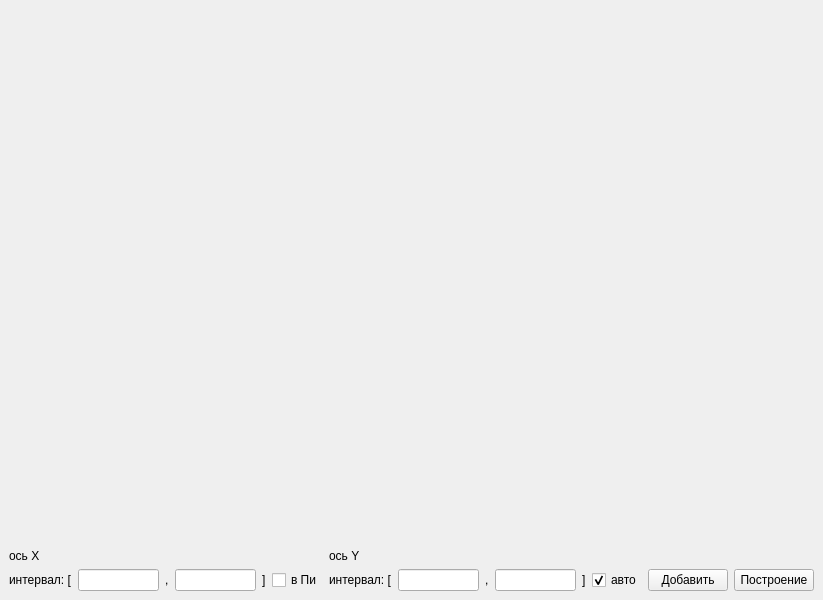
First picture: the form in mainwindow.ui, repository Helsing02/Graph-Builder, before the edit.
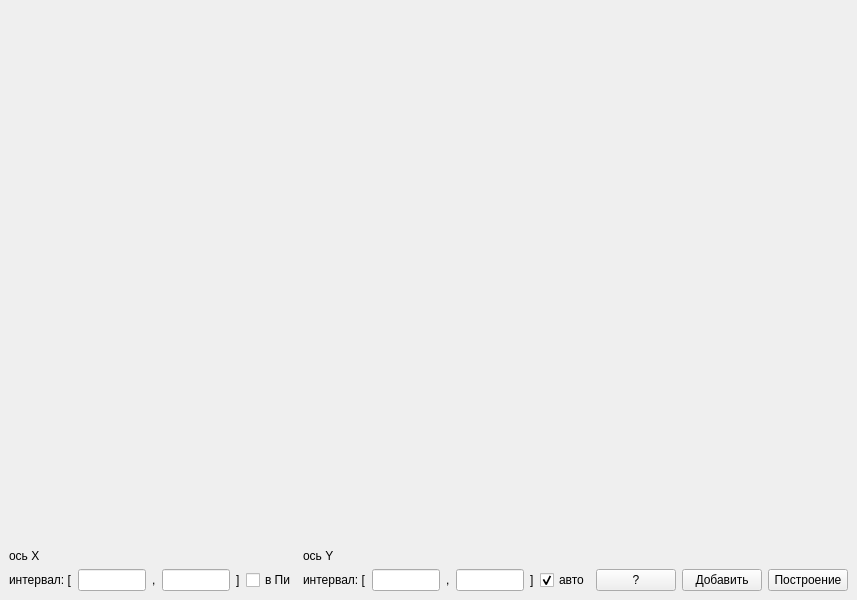
Second picture: the form after the edit.

Diff of the .ui file:
```diff
--- a/mainwindow.ui
+++ b/mainwindow.ui
@@ -6,7 +6,7 @@
    <rect>
     <x>0</x>
     <y>0</y>
-    <width>823</width>
+    <width>857</width>
     <height>600</height>
    </rect>
   </property>
@@ -84,7 +84,7 @@
       </item>
       <item>
        <layout class="QGridLayout" name="gridLayout_3">
-        <item row="2" column="0">
+        <item row="2" column="1">
          <layout class="QHBoxLayout" name="horizontalLayout_5">
           <item>
            <widget class="QLabel" name="lbl_interval_4">
@@ -125,31 +125,64 @@
           </item>
          </layout>
         </item>
-        <item row="0" column="0">
-         <spacer name="verticalSpacer_2">
-          <property name="orientation">
-           <enum>Qt::Vertical</enum>
-          </property>
-          <property name="sizeHint" stdset="0">
-           <size>
-            <width>20</width>
-            <height>40</height>
-           </size>
-          </property>
-         </spacer>
-        </item>
-        <item row="1" column="0">
+        <item row="1" column="1">
          <widget class="QLabel" name="lbl_X_3">
           <property name="text">
            <string>ось Y</string>
           </property>
          </widget>
         </item>
+        <item row="0" column="1">
+         <spacer name="verticalSpacer_2">
+          <property name="orientation">
+           <enum>Qt::Vertical</enum>
+          </property>
+          <property name="sizeHint" stdset="0">
+           <size>
+            <width>20</width>
+            <height>40</height>
+           </size>
+          </property>
+         </spacer>
+        </item>
        </layout>
       </item>
       <item>
        <layout class="QGridLayout" name="gridLayout_5">
+        <item row="0" column="1">
+         <spacer name="verticalSpacer_3">
+          <property name="orientation">
+           <enum>Qt::Vertical</enum>
+          </property>
+          <property name="sizeHint" stdset="0">
+           <size>
+            <width>20</width>
+            <height>40</height>
+           </size>
+          </property>
+         </spacer>
+        </item>
         <item row="1" column="1">
+         <widget class="QPushButton" name="addBtn">
+          <property name="toolTip">
+           <string>&lt;html&gt;&lt;head/&gt;&lt;body&gt;&lt;p&gt;Добавить дополнительное поле для ввода f(x)&lt;/p&gt;&lt;/body&gt;&lt;/html&gt;</string>
+          </property>
+          <property name="text">
+           <string>Добавить</string>
+          </property>
+         </widget>
+        </item>
+        <item row="1" column="0">
+         <widget class="QPushButton" name="pushButton">
+          <property name="toolTip">
+           <string>&lt;html&gt;&lt;head/&gt;&lt;body&gt;&lt;p&gt;Справка о возможных вводимых значениях&lt;/p&gt;&lt;/body&gt;&lt;/html&gt;</string>
+          </property>
+          <property name="text">
+           <string>?</string>
+          </property>
+         </widget>
+        </item>
+        <item row="1" column="2">
          <widget class="QPushButton" name="buildBtn">
           <property name="layoutDirection">
            <enum>Qt::RightToLeft</enum>
@@ -159,26 +192,6 @@
           </property>
          </widget>
         </item>
-        <item row="1" column="0">
-         <widget class="QPushButton" name="addBtn">
-          <property name="text">
-           <string>Добавить</string>
-          </property>
-         </widget>
-        </item>
-        <item row="0" column="0">
-         <spacer name="verticalSpacer_3">
-          <property name="orientation">
-           <enum>Qt::Vertical</enum>
-          </property>
-          <property name="sizeHint" stdset="0">
-           <size>
-            <width>20</width>
-            <height>40</height>
-           </size>
-          </property>
-         </spacer>
-        </item>
        </layout>
       </item>
      </layout>
```
Left out of the diff: 28 changed lines with no effect on the pictures.
